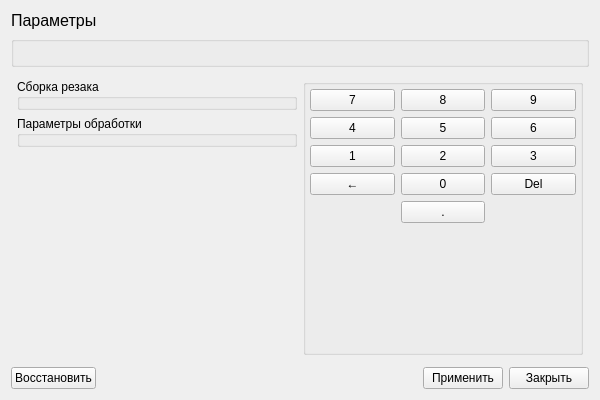
Qt form phx-cnc-ui-mainform/src/forms/CXParam.ui (superkulpa/phx-cnc-ui) before a commit.
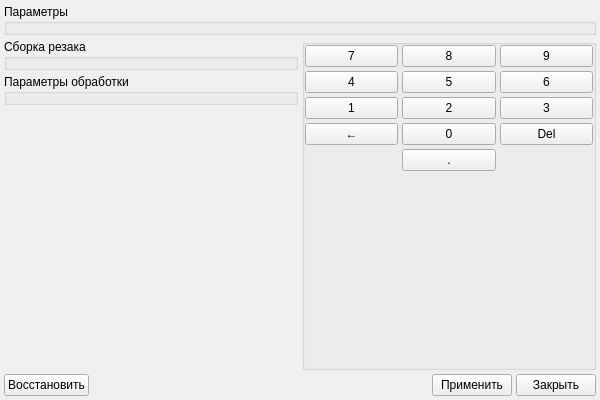
The same form after that commit. Custom widgets are drawn as their Qt base class.

```diff
--- a/phx-cnc-ui-mainform/src/forms/CXParam.ui
+++ b/phx-cnc-ui-mainform/src/forms/CXParam.ui
@@ -14,32 +14,14 @@
    <string>CXParamUi</string>
   </property>
   <layout class="QVBoxLayout" name="verticalLayout">
-   <item>
-    <widget class="QLabel" name="label">
-     <property name="sizePolicy">
-      <sizepolicy hsizetype="Preferred" vsizetype="Preferred">
-       <horstretch>0</horstretch>
-       <verstretch>0</verstretch>
-      </sizepolicy>
-     </property>
-     <property name="font">
-      <font>
-       <pointsize>12</pointsize>
-      </font>
-     </property>
-     <property name="text">
-      <string>Параметры</string>
-     </property>
-    </widget>
-   </item>
    <item>
     <widget class="QGroupBox" name="mKeysBox">
      <property name="title">
-      <string/>
+     <string>Параметры</string>
      </property>
      <layout class="QHBoxLayout" name="mKeysLayout">
       <property name="margin">
-       <number>4</number>
+       <number>0</number>
       </property>
      </layout>
     </widget>
@@ -52,7 +34,7 @@
      <widget class="QWidget" name="page">
       <layout class="QGridLayout" name="gridLayout_2">
        <property name="margin">
-        <number>6</number>
+        <number>0</number>
        </property>
        <item row="0" column="0">
         <widget class="QGroupBox" name="groupBox">
@@ -61,7 +43,7 @@
          </property>
          <layout class="QHBoxLayout" name="mImagesLayout">
           <property name="margin">
-           <number>4</number>
+           <number>0</number>
           </property>
          </layout>
         </widget>
@@ -76,7 +58,7 @@
          </property>
          <layout class="QGridLayout" name="gridLayout">
           <property name="margin">
-           <number>4</number>
+           <number>0</number>
           </property>
           <item row="1" column="2">
            <widget class="CXTouchButton" name="mButton6">
@@ -278,7 +260,7 @@
              <number>4</number>
             </property>
             <property name="margin">
-             <number>4</number>
+             <number>0</number>
             </property>
            </layout>
           </widget>
@@ -373,7 +355,7 @@
    </item>
   </layout>
  </widget>
- <layoutdefault spacing="6" margin="11"/>
+ <layoutdefault spacing="4" margin="4"/>
  <customwidgets>
   <customwidget>
    <class>CXTouchButton</class>
```
